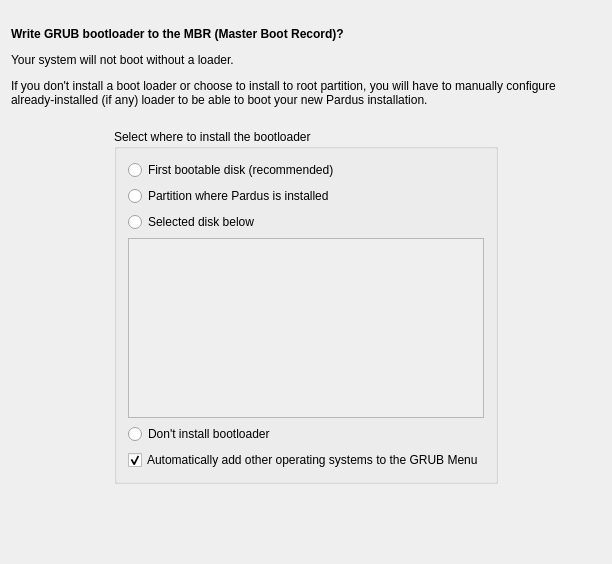
Above: yali/gui/Ui/bootloaderwidget.ui from dadas45li/yali before the change. Below: the same form after it.
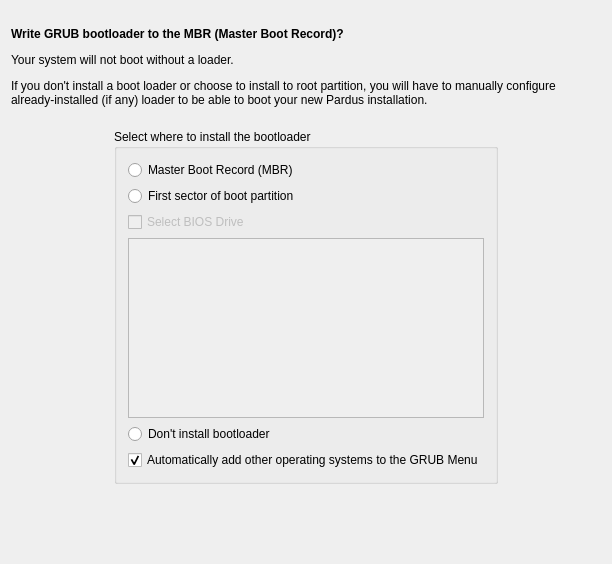
That is the form after the change.

Commit message:
BootLoader screen use new storage api
BootLoader selection is restrincted only MBR and bootable partition
selection. MBR selection always use edd ordered disk list. Bootable
partition selection use /boot or / mountpoint.

Patch:
```diff
--- a/yali/gui/Ui/bootloaderwidget.ui
+++ b/yali/gui/Ui/bootloaderwidget.ui
@@ -90,48 +90,37 @@
      <property name="title">
       <string>Select where to install the bootloader</string>
      </property>
-     <layout class="QVBoxLayout">
-      <item>
-       <widget class="QRadioButton" name="installFirstMBR">
-        <property name="text">
-         <string>First bootable disk (recommended)</string>
-        </property>
-       </widget>
-      </item>
-      <item>
-       <widget class="QRadioButton" name="installPart">
-        <property name="text">
-         <string>Partition where Pardus is installed</string>
-        </property>
-       </widget>
-      </item>
-      <item>
+     <layout class="QGridLayout" name="gridLayout">
+      <item row="0" column="0" colspan="2">
        <widget class="QRadioButton" name="installMBR">
         <property name="text">
-         <string>Selected disk below</string>
+         <string>Master Boot Record (MBR)</string>
         </property>
        </widget>
       </item>
-      <item>
-       <layout class="QVBoxLayout">
-        <item>
-         <widget class="QListWidget" name="device_list">
-          <property name="enabled">
-           <bool>false</bool>
-          </property>
-         </widget>
-        </item>
-       </layout>
+      <item row="1" column="0" colspan="2">
+       <widget class="QRadioButton" name="installPartition">
+        <property name="text">
+         <string>First sector of boot partition</string>
+        </property>
+       </widget>
       </item>
-      <item>
+      <item row="4" column="0" colspan="2">
+       <widget class="QListWidget" name="drives">
+        <property name="enabled">
+         <bool>false</bool>
+        </property>
+       </widget>
+      </item>
+      <item row="5" column="0">
        <widget class="QRadioButton" name="noInstall">
         <property name="text">
          <string>Don't install bootloader</string>
         </property>
        </widget>
       </item>
-      <item>
-       <widget class="QCheckBox" name="autoAddOthers">
+      <item row="6" column="0" colspan="2">
+       <widget class="QCheckBox" name="addOthers">
         <property name="text">
          <string>Automatically add other operating systems to the GRUB Menu</string>
         </property>
@@ -140,6 +129,16 @@
         </property>
        </widget>
       </item>
+      <item row="2" column="0">
+       <widget class="QCheckBox" name="selectDrive">
+        <property name="enabled">
+         <bool>false</bool>
+        </property>
+        <property name="text">
+         <string>Select BIOS Drive </string>
+        </property>
+       </widget>
+      </item>
      </layout>
     </widget>
    </item>
```
Left out of the diff: 38 changed lines with no effect on the pictures. The commit also changes 2 other files.
